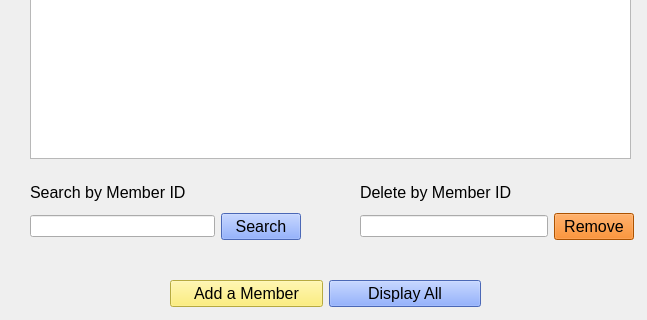
Above: managemembers.ui from P4TOO/BulkClub-System before the change; both pictures show x 0 to 647 and y 392 to 712 of the 647 by 712 pixel window. Below: the same form after it.
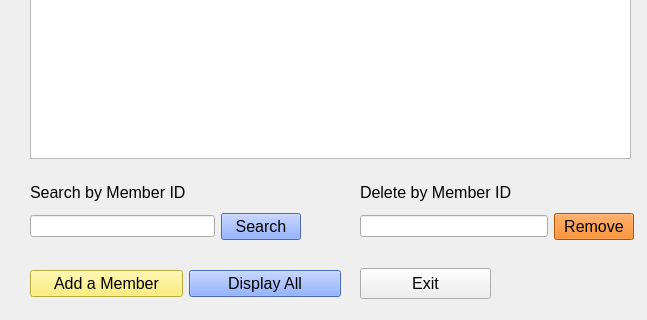
That is the form after the change.

What changed in the file:
```diff
--- a/managemembers.ui
+++ b/managemembers.ui
@@ -118,8 +118,8 @@
   <widget class="QWidget" name="layoutWidget">
    <property name="geometry">
     <rect>
-     <x>170</x>
-     <y>670</y>
+     <x>30</x>
+     <y>660</y>
      <width>311</width>
      <height>32</height>
     </rect>
@@ -157,6 +157,24 @@
     </item>
    </layout>
   </widget>
+  <widget class="QPushButton" name="ExitButton">
+   <property name="geometry">
+    <rect>
+     <x>360</x>
+     <y>660</y>
+     <width>131</width>
+     <height>31</height>
+    </rect>
+   </property>
+   <property name="font">
+    <font>
+     <pointsize>12</pointsize>
+    </font>
+   </property>
+   <property name="text">
+    <string>Exit</string>
+   </property>
+  </widget>
  </widget>
  <resources/>
  <connections/>
```
